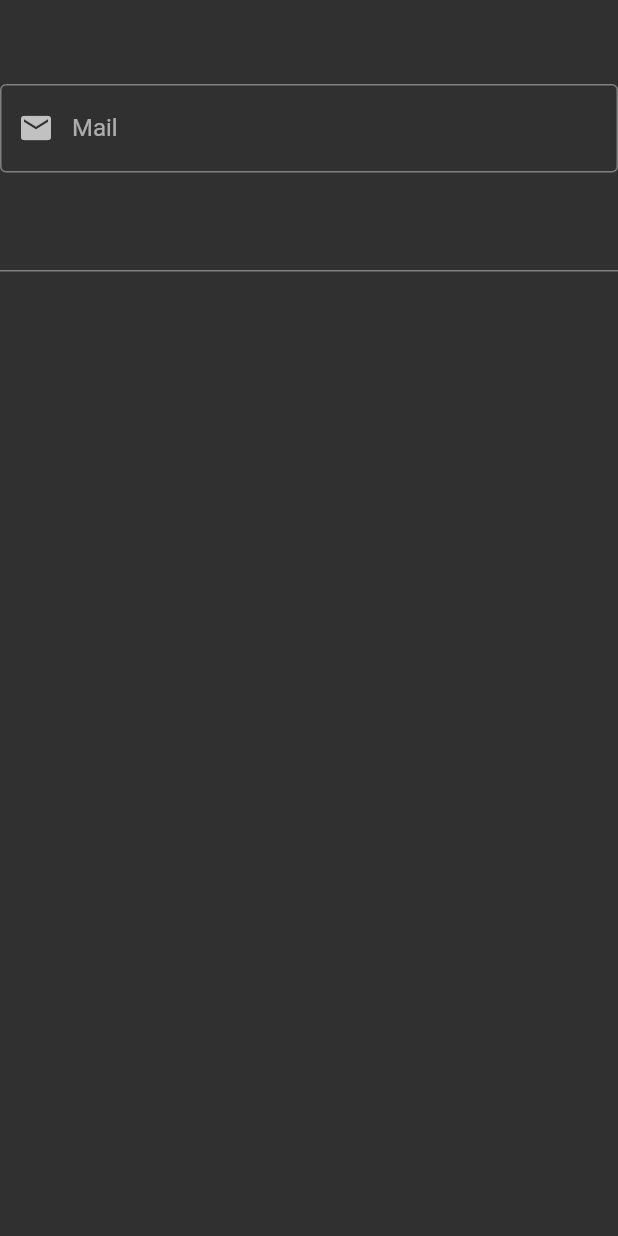
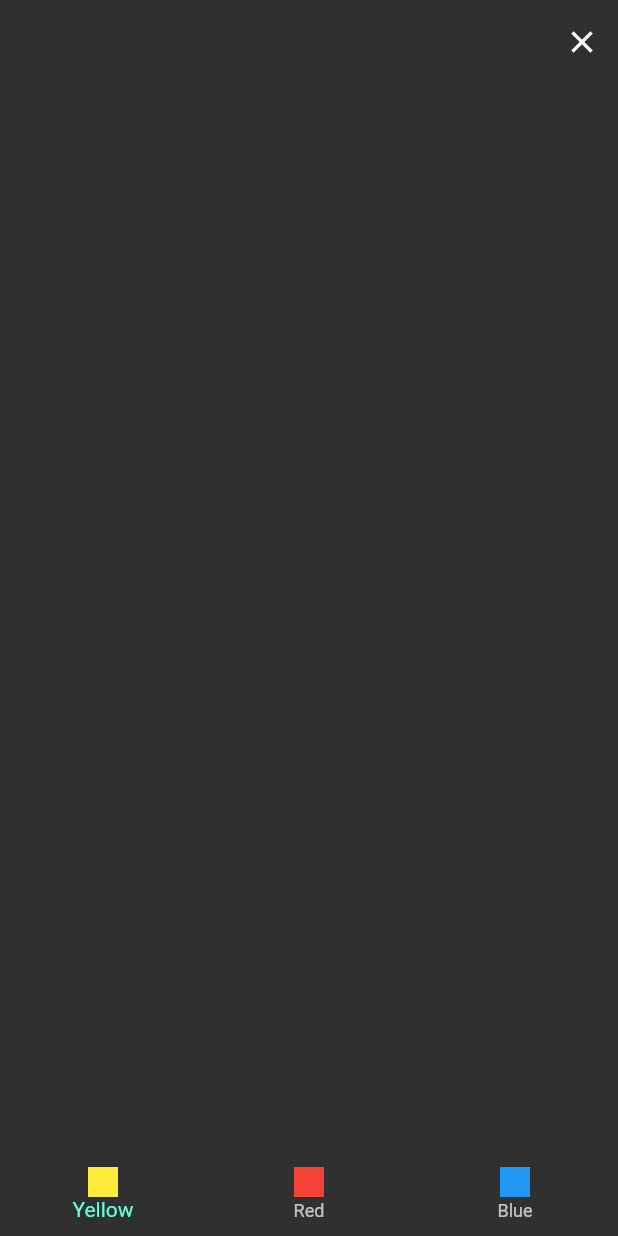
Before and after one commit to isshort/flutter_learn, a Flutter app: the screen it shows after launch, on a phone screen of 412 x 824 dp. Run offline on Flutter 3.47's test engine with Material 2 defaults, Android fonts, the phone set to English and light mode, and no system bars.

Commit message:
wigdet life cycle

```diff
--- /dev/null
+++ b/lib/demos/color_demos_view.dart
@@ -0,0 +1,91 @@
+import 'package:flutter/material.dart';
+
+class ColorDemos extends StatefulWidget {
+  ColorDemos({Key? key, this.initialColor}) : super(key: key);
+  Color? initialColor;
+  @override
+  State<ColorDemos> createState() => _ColorDemosState();
+}
+
+class _ColorDemosState extends State<ColorDemos> {
+  Color? _backgroundColor;
+  @override
+  void initState() {
+    super.initState();
+    _backgroundColor = widget.initialColor ?? Colors.transparent;
+  }
+
+  @override
+  void didUpdateWidget(covariant ColorDemos oldWidget) {
+    super.didUpdateWidget(oldWidget);
+    if (oldWidget.initialColor != _backgroundColor && widget.initialColor != null) {
+      _updateColor(widget.initialColor!);
+    }
+  }
+
+  void _updateColor(Color color) {
+    setState(() {
+      _backgroundColor = color;
+    });
+  }
+
+  @override
+  Widget build(BuildContext context) {
+    return Scaffold(
+      appBar: AppBar(),
+      backgroundColor: _backgroundColor,
+      bottomNavigationBar: BottomNavigationBar(
+          onTap: (value) {
+            if (value == TabIndex.YELLOW.index) {
+              _updateColor(Colors.yellow);
+            } else if (value == TabIndex.BLUE.index) {
+              _updateColor(Colors.blue);
+            } else if (value == TabIndex.RED.index) {
+              _updateColor(Colors.red);
+            }
+          },
+          items: [
+            BottomNavigationBarItem(
+                icon: _CustomBox(color: LabelColor.yellowColor), label: LabelString.yellowLable),
+            BottomNavigationBarItem(
+                icon: _CustomBox(color: LabelColor.redColor), label: LabelString.redLabel),
+            BottomNavigationBarItem(
+                icon: _CustomBox(color: LabelColor.blueColor), label: LabelString.blueLable),
+          ]),
+    );
+  }
+}
+
+enum TabIndex {
+  YELLOW,
+  RED,
+  BLUE,
+}
+
+class _CustomBox extends StatelessWidget {
+  const _CustomBox({
+    Key? key,
+    required this.color,
+  }) : super(key: key);
+  final Color color;
+  @override
+  Widget build(BuildContext context) {
+    return Container(
+      height: 20,
+      width: 20,
+      color: color,
+    );
+  }
+}
+
+class LabelString {
+  static const yellowLable = 'Yellow';
+  static const redLabel = 'Red';
+  static const blueLable = 'Blue';
+}
+
+class LabelColor {
+  static Color yellowColor = Colors.yellow;
+  static Color redColor = Colors.red;
+  static Color blueColor = Colors.blue;
+}
--- /dev/null
+++ b/lib/demos/color_life_cycle_view.dart
@@ -0,0 +1,36 @@
+import 'package:flutter/material.dart';
+import 'package:flutter_learn/demos/color_demos_view.dart';
+
+class ColorLifeCycleView extends StatefulWidget {
+  const ColorLifeCycleView({Key? key}) : super(key: key);
+
+  @override
+  State<ColorLifeCycleView> createState() => _ColorLifeCycleViewState();
+}
+
+class _ColorLifeCycleViewState extends State<ColorLifeCycleView> {
+  Color? initializeColor;
+
+  @override
+  Widget build(BuildContext context) {
+    return Scaffold(
+      appBar: AppBar(
+          actions: [IconButton(onPressed: _changeBackground, icon: const Icon(Icons.clear))]),
+      body: Column(
+        children: [
+          Spacer(),
+          Expanded(
+              child: ColorDemos(
+            initialColor: initializeColor,
+          )),
+        ],
+      ),
+    );
+  }
+
+  void _changeBackground() {
+    setState(() {
+      initializeColor = Colors.green;
+    });
+  }
+}
--- a/lib/main.dart
+++ b/lib/main.dart
@@ -6,6 +6,8 @@ import 'package:flutter_learn/101/indicator_learn.dart';
 import 'package:flutter_learn/101/page_view_learn.dart';
 import 'package:flutter_learn/101/stack_learn.dart';
 import 'package:flutter_learn/101/text_field_learn.dart';
+import 'package:flutter_learn/demos/color_demos_view.dart';
+import 'package:flutter_learn/demos/color_life_cycle_view.dart';
 
 void main() {
   runApp(const MyApp());
@@ -21,8 +23,7 @@ class MyApp extends StatelessWidget {
       debugShowCheckedModeBanner: false,
       title: 'Flutter Demo',
       theme: ThemeData.dark().copyWith(
-          progressIndicatorTheme:
-              const ProgressIndicatorThemeData(color: Colors.white),
+          progressIndicatorTheme: const ProgressIndicatorThemeData(color: Colors.white),
           appBarTheme: const AppBarTheme(
             centerTitle: true,
             backgroundColor: Colors.transparent,
@@ -30,7 +31,7 @@ class MyApp extends StatelessWidget {
             elevation: 0,
             // backgroundColor: Colors.red,
           )),
-      home: const TextFieldLearn(),
+      home: const ColorLifeCycleView(),
     );
   }
 }
@@ -60,12 +61,10 @@ class ScaffoldLearn extends StatelessWidget {
         ElevatedButton(
             style: ElevatedButton.styleFrom(
                 primary: Colors.black,
-                shape: RoundedRectangleBorder(
-                    borderRadius: BorderRadius.circular(10))),
+                shape: RoundedRectangleBorder(borderRadius: BorderRadius.circular(10))),
             onPressed: () {},
             child: Padding(
-              padding: const EdgeInsets.only(
-                  top: 20, bottom: 20, right: 20, left: 20),
+              padding: const EdgeInsets.only(top: 20, bottom: 20, right: 20, left: 20),
               child: Text(
                 'Click Me',
                 style: Theme.of(context).textTheme.headline6,
```
Also changed, not shown: lib/101/text_field_learn.dart (+2 -5 lines).
